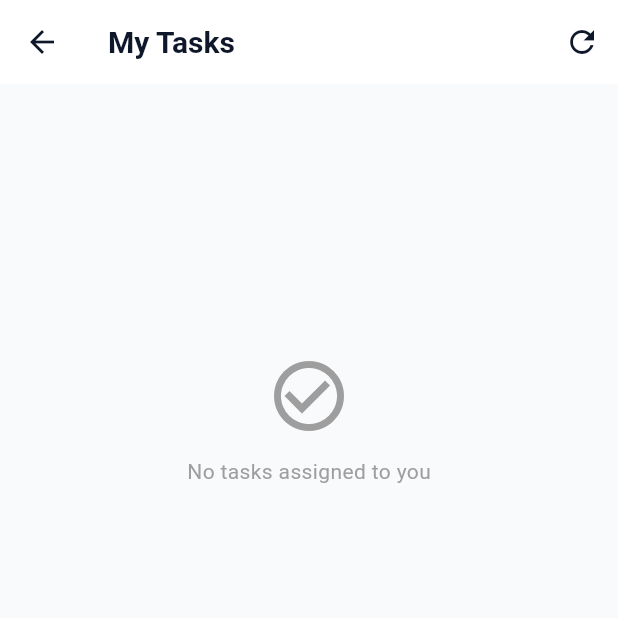
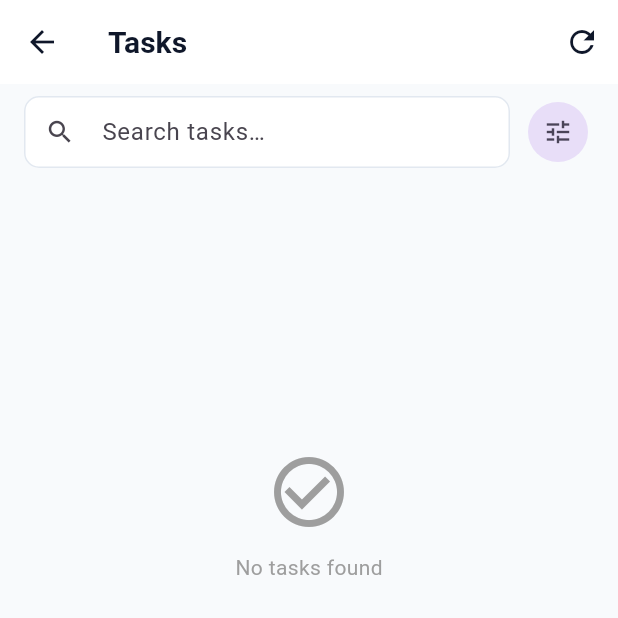
Before and after one commit to vignesh-ng06/task_management_flutter, a Flutter app: the TasksScreen screen opened directly, on a phone screen of 412 x 824 dp, the top half of it. Run offline on Flutter 3.47's test engine with Material 3 defaults, Android fonts, the light colour scheme and no system bars; our stand-ins replace equatable, flutter_bloc, shared_preferences, shimmer; accounts and stored records are empty.

Commit message:
task screen filter update

```diff
--- a/lib/core/api/api_client.dart
+++ b/lib/core/api/api_client.dart
@@ -4,7 +4,7 @@ import 'package:http/http.dart' as http;
 
 class ApiClient {
   // Android emulator uses 10.0.2.2 to reach your Mac's localhost
-  static const String baseUrl = 'http://192.168.1.19:4000/api';
+  static const String baseUrl = 'http://192.168.1.15:4000/api';
   // If you run on iOS simulator later, use: http://localhost:5000
   // If on Chrome (web), use: http://localhost:5000
 
--- a/lib/features/tasks/bloc/task_event.dart
+++ b/lib/features/tasks/bloc/task_event.dart
@@ -1,4 +1,5 @@
 import 'package:equatable/equatable.dart';
+import 'task_state.dart';
 
 abstract class TaskEvent extends Equatable {
   const TaskEvent();
@@ -78,4 +79,22 @@ class TaskUpdateRequested extends TaskEvent {
         id, title, description, priority, dueDate,
         clearDueDate, assignedTo, clearAssignee,
       ];
+
+
 }
+
+class TaskModeChanged extends TaskEvent {
+  final TaskMode mode;
+  const TaskModeChanged(this.mode);
+  @override
+  List<Object?> get props => [mode];
+}
+
+class TaskFiltersChanged extends TaskEvent {
+  final TaskFilters filters;
+  const TaskFiltersChanged(this.filters);
+  @override
+  List<Object?> get props => [filters];
+}
+
+class TaskFiltersCleared extends TaskEvent {}
--- a/lib/features/tasks/bloc/task_state.dart
+++ b/lib/features/tasks/bloc/task_state.dart
@@ -2,31 +2,86 @@ import 'package:equatable/equatable.dart';
 import '../data/models/task_model.dart';
 
 enum TaskListStatus { initial, loading, loaded, error }
+enum TaskMode { mine, all }
+
+class TaskFilters extends Equatable {
+  final String? status;      // null = all
+  final String? priority;    // 'HIGH' | 'MEDIUM' | 'LOW' | null
+  final int? projectId;
+  final int? assignedTo;
+  final String search;
+
+  const TaskFilters({
+    this.status,
+    this.priority,
+    this.projectId,
+    this.assignedTo,
+    this.search = '',
+  });
+
+  bool get isEmpty =>
+      status == null &&
+      priority == null &&
+      projectId == null &&
+      assignedTo == null &&
+      search.isEmpty;
+
+  TaskFilters copyWith({
+    String? status,
+    String? priority,
+    int? projectId,
+    int? assignedTo,
+    String? search,
+    bool clearStatus = false,
+    bool clearPriority = false,
+    bool clearProject = false,
+    bool clearAssignee = false,
+  }) {
+    return TaskFilters(
+      status: clearStatus ? null : (status ?? this.status),
+      priority: clearPriority ? null : (priority ?? this.priority),
+      projectId: clearProject ? null : (projectId ?? this.projectId),
+      assignedTo: clearAssignee ? null : (assignedTo ?? this.assignedTo),
+      search: search ?? this.search,
+    );
+  }
+
+  @override
+  List<Object?> get props => [status, priority, projectId, assignedTo, search];
+}
 
 class TaskState extends Equatable {
   final TaskListStatus status;
   final List<Task> tasks;
+  final TaskMode mode;
+  final TaskFilters filters;
   final String? error;
 
   const TaskState({
     this.status = TaskListStatus.initial,
     this.tasks = const [],
+    this.mode = TaskMode.mine,
+    this.filters = const TaskFilters(),
     this.error,
   });
 
   TaskState copyWith({
     TaskListStatus? status,
     List<Task>? tasks,
+    TaskMode? mode,
+    TaskFilters? filters,
     String? error,
     bool clearError = false,
   }) {
     return TaskState(
       status: status ?? this.status,
       tasks: tasks ?? this.tasks,
+      mode: mode ?? this.mode,
+      filters: filters ?? this.filters,
       error: clearError ? null : (error ?? this.error),
     );
   }
 
   @override
-  List<Object?> get props => [status, tasks, error];
+  List<Object?> get props => [status, tasks, mode, filters, error];
 }
--- a/lib/features/tasks/ui/tasks_screen.dart
+++ b/lib/features/tasks/ui/tasks_screen.dart
@@ -6,14 +6,26 @@ import '../../auth/bloc/auth_state.dart';
 import '../bloc/task_bloc.dart';
 import '../bloc/task_event.dart';
 import '../bloc/task_state.dart';
-import '../data/models/task_model.dart';
 import 'task_detail_screen.dart';
+import 'task_filter_sheet.dart';
 import 'task_form_sheet.dart';
 import 'widgets/task_card.dart';
-import 'widgets/task_card_skeleton.dart';
 
-class TasksScreen extends StatelessWidget {
+class TasksScreen extends StatefulWidget {
   const TasksScreen({super.key});
+
+  @override
+  State<TasksScreen> createState() => _TasksScreenState();
+}
+
+class _TasksScreenState extends State<TasksScreen> {
+  final TextEditingController _searchCtrl = TextEditingController();
+
+  @override
+  void dispose() {
+    _searchCtrl.dispose();
+    super.dispose();
+  }
 
   bool _canManage(BuildContext context) {
     final role = context.watch<AuthBloc>().state.user?.role;
@@ -22,9 +34,18 @@ class TasksScreen extends StatelessWidget {
 
   @override
 Widget build(BuildContext context) {
-    return Scaffold(
+  return BlocListener<TaskBloc, TaskState>(
+    listener: (context, state) {
+      if (state.filters.search.isEmpty && _searchCtrl.text.isNotEmpty) {
+        _searchCtrl.clear();
+      } else if (state.filters.search != _searchCtrl.text &&
+          state.filters.search.isNotEmpty) {
+        _searchCtrl.text = state.filters.search;
+      }
+    },
+    child: Scaffold(
       appBar: AppBar(
-        title: const Text('My Tasks'),
+        title: const Text('Tasks'),
         actions: [
           IconButton(
             icon: const Icon(Icons.refresh),
@@ -35,12 +56,7 @@ class TasksScreen extends StatelessWidget {
       ),
       floatingActionButton: _canManage(context)
           ? FloatingActionButton.extended(
-              heroTag: 'tasks-new-task',
-              onPressed: () async {
-                await showTaskFormSheet(context);
-                // No need to reload tasks — BLoC already prepended it
-                // But if you have a project list also visible somewhere, refresh it
-              },
+              onPressed: () => showTaskFormSheet(context),
               icon: const Icon(Icons.add),
               label: const Text('New task'),
             )
@@ -57,30 +73,142 @@ class TasksScreen extends StatelessWidget {
           }
         },
         builder: (context, state) {
-          // Loading
-          if (state.status == TaskListStatus.loading && state.tasks.isEmpty) {
-            return ListView.builder(
-              padding: const EdgeInsets.all(12),
-              itemCount: 5,
-              itemBuilder: (_, __) => const TaskCardSkeleton(),
+          final canManage = _canManage(context);
+
+          return Column(
+            children: [
+              // ── Mode toggle (admin/manager only) ──
+              if (canManage)
+                Padding(
+                  padding: const EdgeInsets.fromLTRB(16, 8, 16, 0),
+                  child: SegmentedButton<TaskMode>(
+                    segments: const [
+                      ButtonSegment(
+                        value: TaskMode.mine,
+                        label: Text('My Tasks'),
+                        icon: Icon(Icons.person_outline, size: 16),
+                      ),
+                      ButtonSegment(
+                        value: TaskMode.all,
+                        label: Text('All Tasks'),
+                        icon: Icon(Icons.groups_outlined, size: 16),
+                      ),
+                    ],
+                    selected: {state.mode},
+                    onSelectionChanged: (s) => context
+                        .read<TaskBloc>()
+                        .add(TaskModeChanged(s.first)),
+                  ),
+                ),
+
+              // ── Search + Filters bar (always visible) ──
+              Padding(
+                padding: const EdgeInsets.fromLTRB(16, 8, 16, 0),
+                child: Row(
+                  children: [
+                    Expanded(
+                      child: TextField(
+                        controller: _searchCtrl,
+                        decoration: const InputDecoration(
+                          hintText: 'Search tasks…',
+                          prefixIcon: Icon(Icons.search, size: 20),
+                          isDense: true,
+                          contentPadding: EdgeInsets.symmetric(
+                            horizontal: 12,
+                            vertical: 10,
+                          ),
+                        ),
+                        textInputAction: TextInputAction.search,
+                        onSubmitted: (v) {
+                          final newFilters =
+                              state.filters.copyWith(search: v.trim());
+                          context
+                              .read<TaskBloc>()
+                              .add(TaskFiltersChanged(newFilters));
+                        },
+                      ),
+                    ),
+                    const SizedBox(width: 8),
+                    Stack(
+                      clipBehavior: Clip.none,
+                      children: [
+                        IconButton.filledTonal(
+                          onPressed: () => showTaskFilterSheet(context, showAssignee: canManage && state.mode == TaskMode.all),
+                          icon: const Icon(Icons.tune, size: 20),
+                          tooltip: 'Filters',
+                        ),
+                        if (!state.filters.isEmpty)
+                          Positioned(
+                            right: 2,
+                            top: 2,
+                            child: Container(
+                              padding: const EdgeInsets.all(3),
+                              decoration: const BoxDecoration(
+                                color: Colors.red,
+                                shape: BoxShape.circle,
+                              ),
+                              constraints: const BoxConstraints(
+                                minWidth: 14,
+                                minHeight: 14,
+                              ),
+                              child: Text(
+                                '${_activeCount(state.filters)}',
+                                style: const TextStyle(
+                                  color: Colors.white,
+                                  fontSize: 8,
+                                  fontWeight: FontWeight.bold,
+                                ),
+                                textAlign: TextAlign.center,
+                              ),
+                            ),
+                          ),
+                      ],
+                    ),
+                  ],
+                ),
+              ),
+
+              const SizedBox(height: 8),
+
+              // ── Body ──
+              Expanded(
+                child: _buildBody(context, state, canManage),
+              ),
+            ],
+          );
+        },
+      ),
+    ),
   );
 }
 
-          // Error
+  int _activeCount(TaskFilters f) {
+    int c = 0;
+    if (f.status != null) c++;
+    if (f.priority != null) c++;
+    if (f.projectId != null) c++;
+    if (f.assignedTo != null) c++;
+    if (f.search.isNotEmpty) c++;
+    return c;
+  }
+
+  Widget _buildBody(BuildContext context, TaskState state, bool canManage) {
+    if (state.status == TaskListStatus.loading && state.tasks.isEmpty) {
+      return const Center(child: CircularProgressIndicator());
+    }
+
     if (state.status == TaskListStatus.error && state.tasks.isEmpty) {
       return Center(
         child: Column(
           mainAxisSize: MainAxisSize.min,
           children: [
-                  const Icon(Icons.error_outline,
-                      size: 48, color: Colors.grey),
+            const Icon(Icons.error_outline, size: 48, color: Colors.grey),
             const SizedBox(height: 12),
             Text(state.error ?? 'Error'),
             const SizedBox(height: 12),
             ElevatedButton(
-                    onPressed: () => context
-                        .read<TaskBloc>()
-                        .add(const TasksLoadRequested()),
+              onPressed: () =>
+                  context.read<TaskBloc>().add(const TasksLoadRequested()),
               child: const Text('Retry'),
             ),
           ],
@@ -88,7 +216,6 @@ class TasksScreen extends StatelessWidget {
       );
     }
 
-          // Empty
     if (state.tasks.isEmpty) {
       return RefreshIndicator(
         onRefresh: () async {
@@ -104,7 +231,7 @@ class TasksScreen extends StatelessWidget {
                   Icon(Icons.check_circle_outline,
                       size: 56, color: Colors.grey),
                   SizedBox(height: 12),
-                        Text('No tasks assigned to you',
+                  Text('No tasks found',
                       style: TextStyle(color: Colors.grey)),
                 ],
               ),
@@ -114,7 +241,6 @@ class TasksScreen extends StatelessWidget {
       );
     }
 
-          // List
     return RefreshIndicator(
       onRefresh: () async {
         context.read<TaskBloc>().add(const TasksRefreshRequested());
@@ -127,9 +253,9 @@ class TasksScreen extends StatelessWidget {
           final task = state.tasks[i];
           return TaskCard(
             key: ValueKey(
-                    'task-${task.id}-${task.status}-${task.priority}-${task.title}',
-                  ),
+                'task-${task.id}-${task.status}-${task.priority}-${task.title}'),
             task: task,
+            showAssignee: state.mode == TaskMode.all,
             onTap: () {
               Navigator.push(
                 context,
@@ -142,19 +268,16 @@ class TasksScreen extends StatelessWidget {
                     .add(const TasksRefreshRequested());
               });
             },
-                  onLongPress: _canManage(context)
+            onLongPress: canManage
                 ? () => _showTaskActions(context, task)
                 : null,
           );
         },
       ),
     );
-        },
-      ),
-    );
   }
 
-  void _showTaskActions(BuildContext context, Task task) {
+  void _showTaskActions(BuildContext context, task) {
     showModalBottomSheet(
       context: context,
       builder: (sheetCtx) => SafeArea(
@@ -186,7 +309,9 @@ class TasksScreen extends StatelessWidget {
                   style: TextStyle(color: Colors.red)),
               onTap: () {
                 Navigator.pop(sheetCtx);
-                _confirmDelete(context, task);
+                context
+                    .read<TaskBloc>()
+                    .add(TaskDeleteRequested(task.id));
               },
             ),
           ],
@@ -194,28 +319,4 @@ class TasksScreen extends StatelessWidget {
       ),
     );
   }
-
-  void _confirmDelete(BuildContext context, Task task) {
-    showDialog(
-      context: context,
-      builder: (dialogCtx) => AlertDialog(
-        title: const Text('Delete task?'),
-        content: Text('"${task.title}" will be removed from the list.'),
-        actions: [
-          TextButton(
-            onPressed: () => Navigator.pop(dialogCtx),
-            child: const Text('Cancel'),
-          ),
-          TextButton(
-            onPressed: () {
-              Navigator.pop(dialogCtx);
-              context.read<TaskBloc>().add(TaskDeleteRequested(task.id));
-            },
-            child: const Text('Delete',
-                style: TextStyle(color: Colors.red)),
-          ),
-        ],
-      ),
-    );
 }
-}
```
Also changed, not shown: lib/features/tasks/bloc/task_bloc.dart (+61 -29 lines), lib/features/tasks/data/task_repository.dart (+38 -4 lines), lib/features/tasks/ui/task_filter_sheet.dart (added, +265 -0 lines), lib/features/tasks/ui/widgets/task_card.dart (+8 -1 lines). Lines whose indentation alone changed are shown as unchanged.
